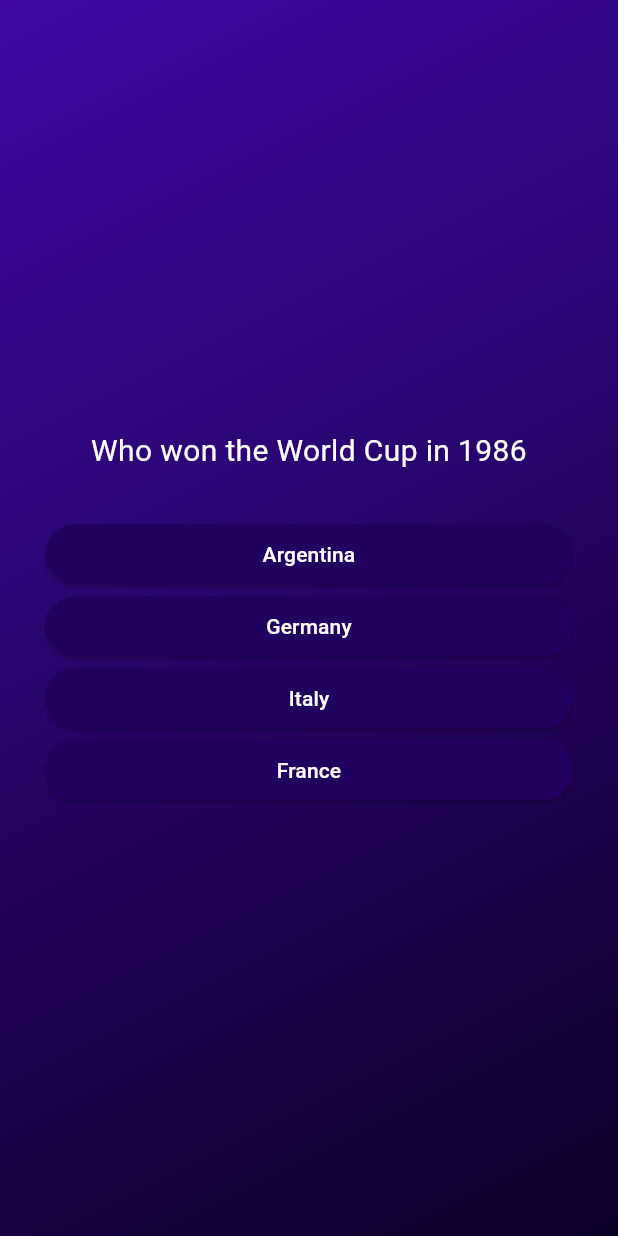
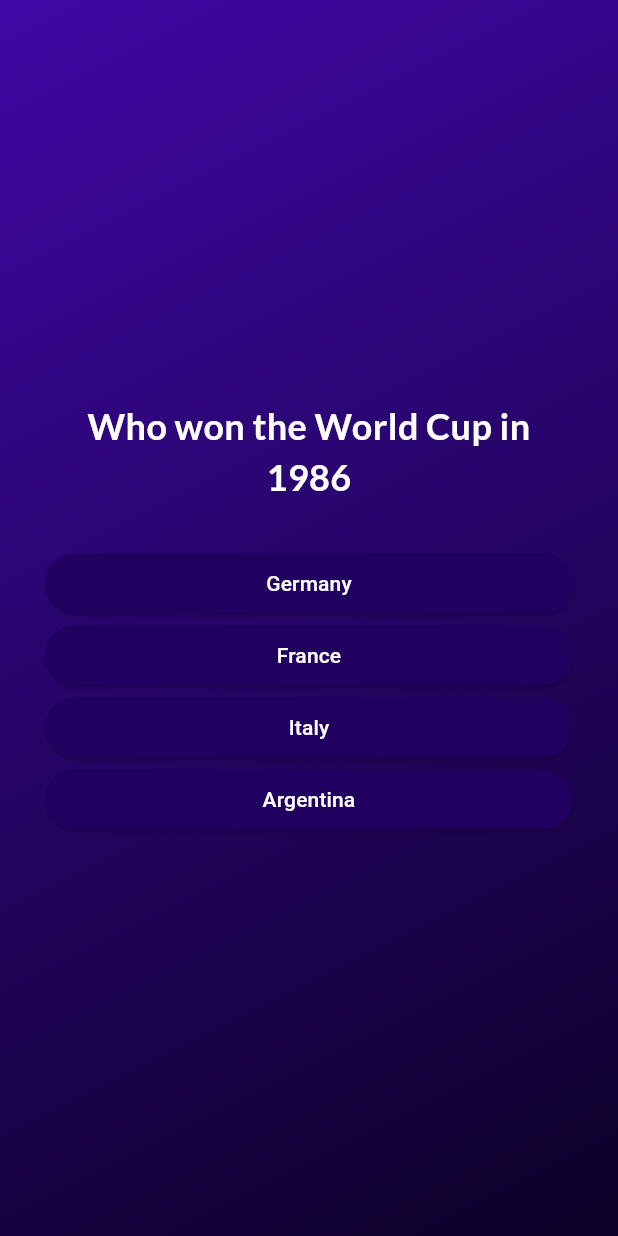
Before and after one commit to EnZo-Z21/ITEC-315, a Flutter app: the screen it shows after launch, after a tap on "Start Quiz", on a phone screen of 412 x 824 dp. Run offline on Flutter 3.47's test engine with Material 3 defaults, Android fonts, the phone set to English and light mode, and no system bars; our stand-ins replace google_fonts.

Commit message:
Installed google fonts

```diff
--- a/quiz_app_sp26/lib/models/quiz_question.dart
+++ b/quiz_app_sp26/lib/models/quiz_question.dart
@@ -4,4 +4,9 @@ class QuizQuestion {
   final String question;
   final List<String> answers;
 
+  List<String> getShuffledAnswers() {
+    final shuffledList = List.of(answers);
+    shuffledList.shuffle();
+    return shuffledList;
+  }
 }
--- a/quiz_app_sp26/lib/questions_screen.dart
+++ b/quiz_app_sp26/lib/questions_screen.dart
@@ -1,6 +1,7 @@
 import 'package:flutter/material.dart';
 import 'package:quiz_app_sp26/answer_button.dart';
 import 'package:quiz_app_sp26/data/questions.dart';
+import 'package:google_fonts/google_fonts.dart';
 
 class QuestionsScreen extends StatefulWidget {
   const QuestionsScreen({super.key});
@@ -11,9 +12,16 @@ class QuestionsScreen extends StatefulWidget {
 }
 
 class _QuestionsScreenState extends State<QuestionsScreen> {
+  var currentQuestionIndex = 0;
+  void answerQuestion(){
+    setState(() {
+      currentQuestionIndex++;
+    });
+  }
   @override
   Widget build(BuildContext context) {
-    final currentQuestion = questions[0];
+
+    final currentQuestion = questions[currentQuestionIndex];
     return SizedBox(
       width: double.infinity,
       child: Container(
@@ -23,16 +31,18 @@ class _QuestionsScreenState extends State<QuestionsScreen> {
           crossAxisAlignment: CrossAxisAlignment.stretch,
           children: [
             Text(currentQuestion.question,
-            style: TextStyle(color: Colors.white, fontSize: 20
+            style: GoogleFonts.lato(
+              color: Colors.white,
+              fontSize: 24,
+              fontWeight: FontWeight.bold
             ),
             textAlign: TextAlign.center
             ),
             const SizedBox(height: 30),
-            ...currentQuestion.answers.map((item){
+            ...currentQuestion.getShuffledAnswers().map((item){
               return AnswerButton(
                 answerText: item,
-                onTap: () {},
-              );
+                onTap:answerQuestion);
             }),
           ],
         ),
--- a/quiz_app_sp26/pubspec.yaml
+++ b/quiz_app_sp26/pubspec.yaml
@@ -34,6 +34,7 @@ dependencies:
   # The following adds the Cupertino Icons font to your application.
   # Use with the CupertinoIcons class for iOS style icons.
   cupertino_icons: ^1.0.8
+  google_fonts: ^8.0.2
 
 dev_dependencies:
   flutter_test:
```
Also changed, not shown: quiz_app_sp26/pubspec.lock, 6 other files.
